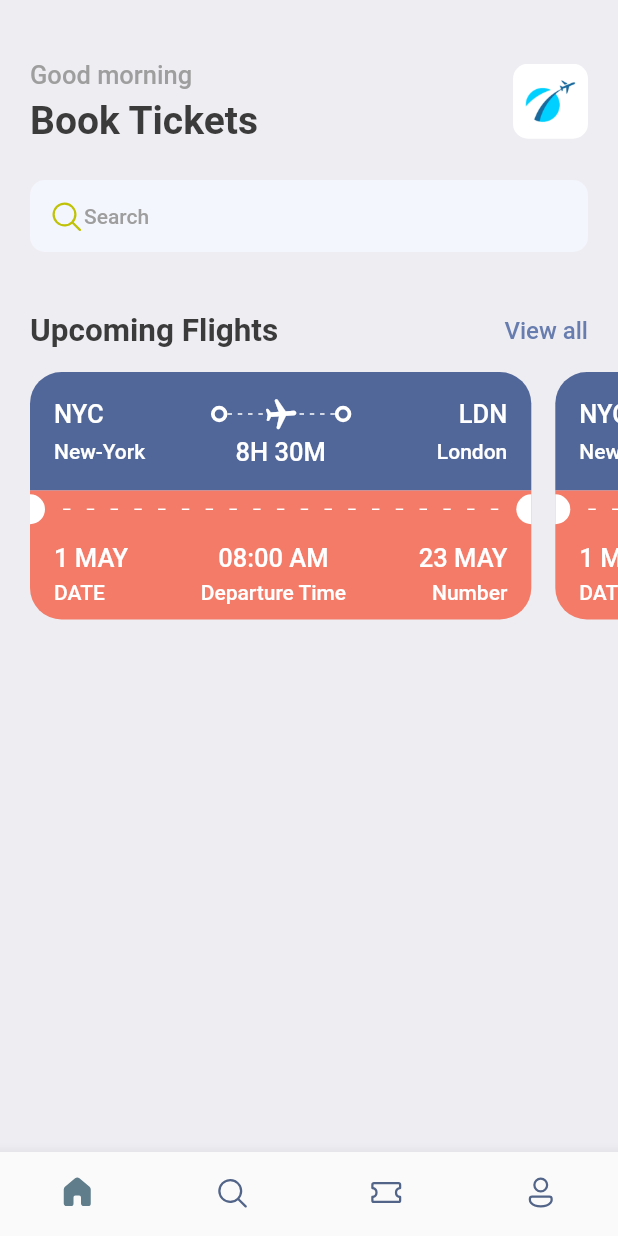
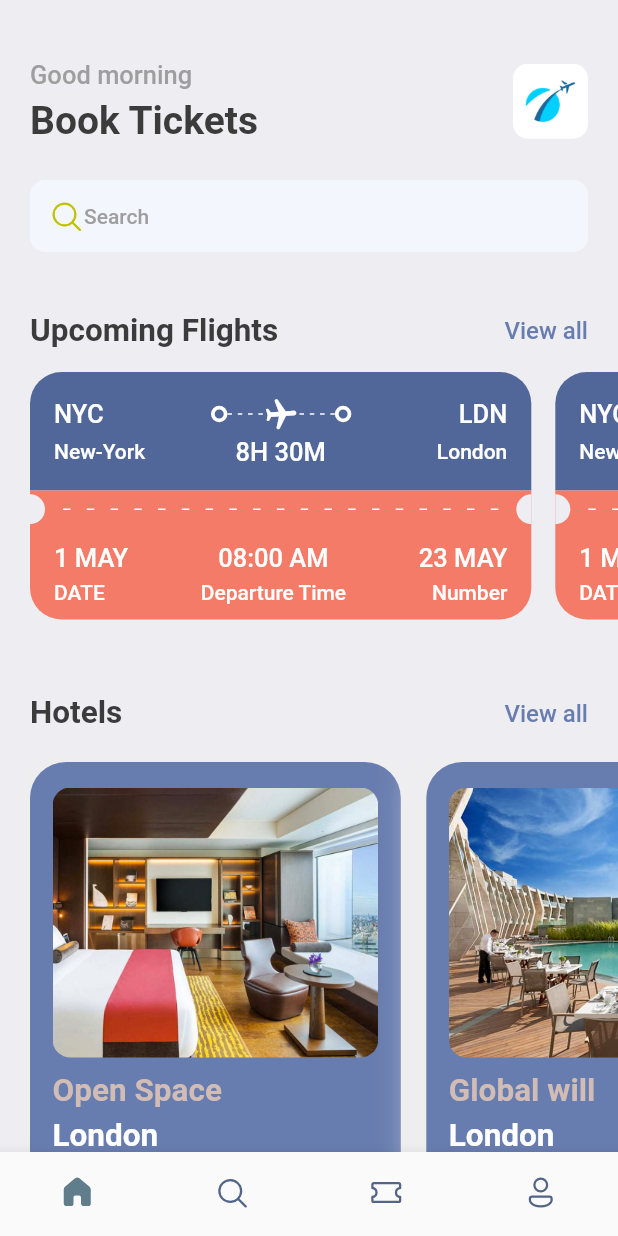
Before and after one commit to uLuccas/BookTickets, a Flutter app: the screen it shows after launch, on a phone screen of 412 x 824 dp. Run offline on Flutter 3.47's test engine with Material 2 defaults, Android fonts, the phone set to English and light mode, and no system bars; our stand-ins replace fluentui_icons, gap; missing offline and left inert: dart:ffi.

Commit message:
Map Hotels

```diff
--- a/lib/screens/home_screen.dart
+++ b/lib/screens/home_screen.dart
@@ -1,4 +1,6 @@
+import 'package:booktickets/screens/hotel_screen.dart';
 import 'package:booktickets/screens/ticket_view.dart';
+import 'package:booktickets/utils/app_info_list.dart';
 import 'package:booktickets/utils/app_styles.dart';
 import 'package:fluentui_icons/fluentui_icons.dart';
 import 'package:flutter/cupertino.dart';
@@ -93,12 +95,44 @@ class HomeScreen extends StatelessWidget {
             scrollDirection: Axis.horizontal,
             padding: const EdgeInsets.only(left: 20),
             child: Row(
-              children: [
+              children: const [
                 TicketView(),
                 TicketView(),
               ],
             ),
-          )
+          ),
+          const Gap(15),
+          Container(
+            padding: const EdgeInsets.symmetric(horizontal: 20),
+            child: Row(
+              mainAxisAlignment: MainAxisAlignment.spaceBetween,
+              children: [
+                Text(
+                  "Hotels",
+                  style: Styles.headLineStyle2,
+                ),
+                InkWell(
+                  onTap: () {
+                    print("click in View all");
+                  },
+                  child: Text("View all",
+                      style: Styles.textStyle.copyWith(
+                        color: Styles.primaryColor,
+                      )),
+                ),
+              ],
+            ),
+          ),
+          const Gap(15),
+          SingleChildScrollView(
+            scrollDirection: Axis.horizontal,
+            padding: const EdgeInsets.only(left: 20),
+            child: Row(
+                children: hotelList
+                    .map((singleHotel) => HotelScreen(hotel: singleHotel))
+                    .toList()),
+          ),
+          const Gap(25),
         ],
       ),
     );
--- /dev/null
+++ b/lib/screens/hotel_screen.dart
@@ -0,0 +1,56 @@
+import 'dart:ffi';
+
+import 'package:booktickets/utils/app_layout.dart';
+import 'package:booktickets/utils/app_styles.dart';
+import 'package:flutter/cupertino.dart';
+import 'package:flutter/material.dart';
+import 'package:gap/gap.dart';
+
+class HotelScreen extends StatelessWidget {
+  final Map<String, dynamic> hotel;
+  const HotelScreen({super.key, required this.hotel});
+
+  @override
+  Widget build(BuildContext context) {
+    final size = AppLayout.getSize(context);
+
+    return Container(
+      width: size.width * 0.6,
+      height: 350,
+      margin: const EdgeInsets.only(right: 17, top: 5),
+      padding: const EdgeInsets.symmetric(horizontal: 15, vertical: 17),
+      decoration: BoxDecoration(boxShadow: [
+        BoxShadow(color: Colors.grey.shade200, blurRadius: 20, spreadRadius: 5),
+      ], color: Styles.primaryColor, borderRadius: BorderRadius.circular(24)),
+      child: Column(
+        crossAxisAlignment: CrossAxisAlignment.start,
+        children: [
+          Container(
+            height: 180,
+            decoration: BoxDecoration(
+                color: Styles.primaryColor,
+                borderRadius: BorderRadius.circular(12),
+                image: DecorationImage(
+                    fit: BoxFit.cover,
+                    image: AssetImage('assets/images/${hotel['image']}'))),
+          ),
+          const Gap(10),
+          Text(
+            '${hotel['place']}',
+            style: Styles.headLineStyle2.copyWith(color: Styles.kakiColor),
+          ),
+          const Gap(5),
+          Text(
+            '${hotel['destination']}',
+            style: Styles.headLineStyle2.copyWith(color: Colors.white),
+          ),
+          const Gap(8),
+          Text(
+            '\$${hotel['price']}',
+            style: Styles.headLineStyle.copyWith(color: Styles.kakiColor),
+          ),
+        ],
+      ),
+    );
+  }
+}
--- a/lib/screens/ticket_view.dart
+++ b/lib/screens/ticket_view.dart
@@ -119,13 +119,13 @@ class TicketView extends StatelessWidget {
             color: Styles.orangeColor,
             child: Row(
               children: [
-                const SizedBox(
+                SizedBox(
                   height: 20,
                   width: 10,
                   child: DecoratedBox(
                     decoration: BoxDecoration(
-                      color: Colors.white,
-                      borderRadius: BorderRadius.only(
+                      color: Styles.bgColor,
+                      borderRadius: const BorderRadius.only(
                           topRight: Radius.circular(10),
                           bottomRight: Radius.circular(10)),
                     ),
@@ -153,13 +153,13 @@ class TicketView extends StatelessWidget {
                     },
                   ),
                 )),
-                const SizedBox(
+                SizedBox(
                   height: 20,
                   width: 10,
                   child: DecoratedBox(
                     decoration: BoxDecoration(
-                      color: Colors.white,
-                      borderRadius: BorderRadius.only(
+                      color: Styles.bgColor,
+                      borderRadius: const BorderRadius.only(
                           topLeft: Radius.circular(10),
                           bottomLeft: Radius.circular(10)),
                     ),
--- /dev/null
+++ b/lib/utils/app_info_list.dart
@@ -0,0 +1,20 @@
+List<Map<String, dynamic>> hotelList = [
+  {
+    'image': 'one.png',
+    'place': 'Open Space',
+    'destination': 'London',
+    'price': 25
+  },
+  {
+    'image': 'two.png',
+    'place': 'Global will',
+    'destination': 'London',
+    'price': 40
+  },
+  {
+    'image': 'three.png',
+    'place': 'Tallest Building',
+    'destination': 'Dubai',
+    'price': 68
+  },
+];
--- a/lib/utils/app_styles.dart
+++ b/lib/utils/app_styles.dart
@@ -7,6 +7,7 @@ class Styles {
   static Color textColor = const Color(0xff3b3b3b);
   static Color bgColor = const Color(0xffeeedf2);
   static Color orangeColor = const Color(0xfff37b67);
+  static Color kakiColor = const Color(0xFFd2bdb6);
 
   static TextStyle textStyle =
       TextStyle(fontSize: 16, color: textColor, fontWeight: FontWeight.w500);
```
